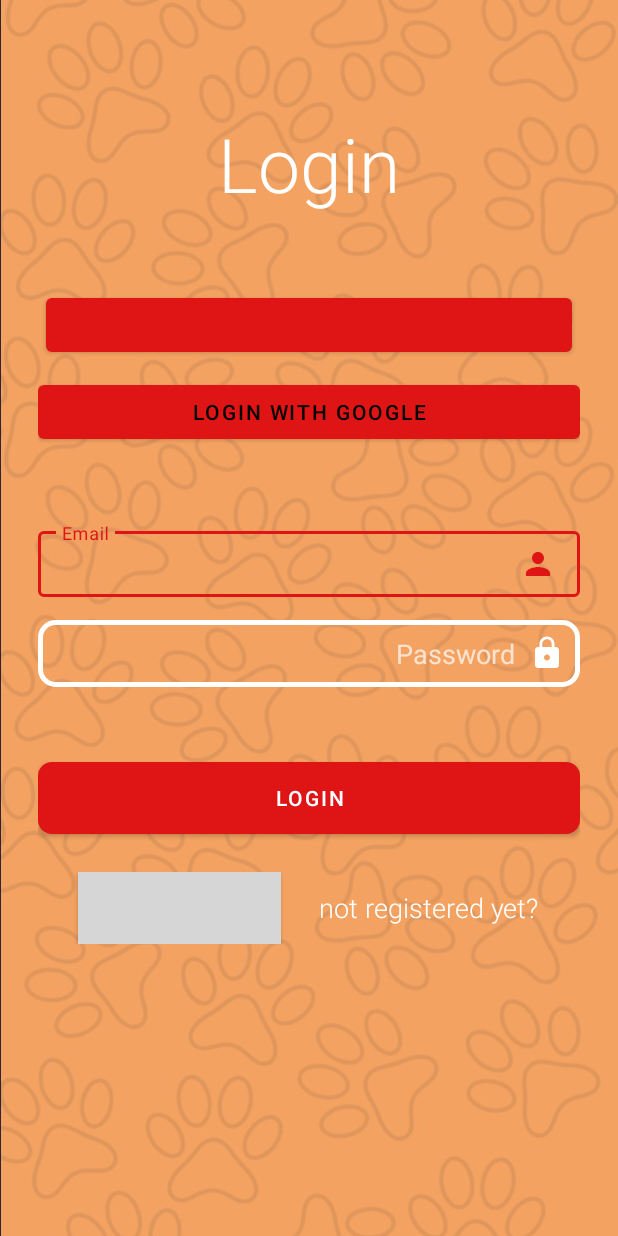
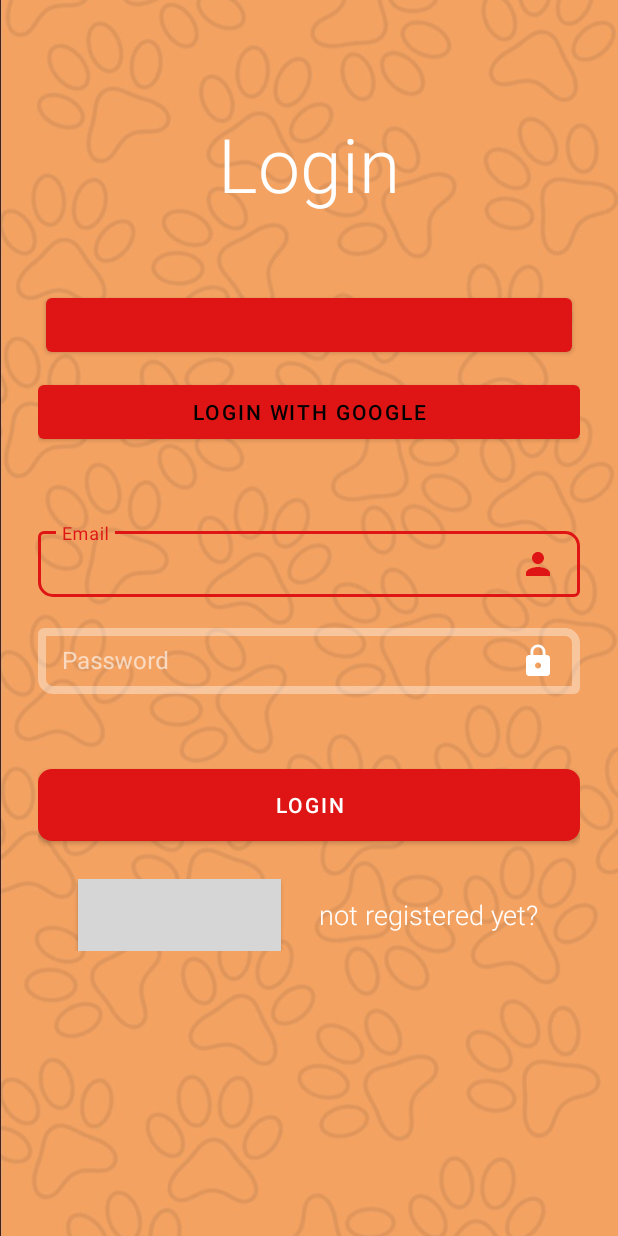
Before and after one commit to nir159/bardog, an Android app: the screen it shows after launch (LoginActivity), on a phone screen of 412 x 824 dp. Run offline under Robolectric (Android 15) with nearby library versions, the phone set to English and light mode, and no system bars; our stand-ins replace Firebase (no records; nobody signed in at launch, a user with empty details on screens opened directly); libraries missing offline, so code that uses them is left out: com.facebook, com.facebook.login; plain views replace GoogleSignInButton, LoginButton; 4 statements that could not run were skipped; grey boxes are pictures that could not be loaded.

Commit message:
new EditText style

```diff
--- a/Bardog/app/src/main/res/layout/activity_login.xml
+++ b/Bardog/app/src/main/res/layout/activity_login.xml
@@ -55,17 +55,19 @@
 
         <com.google.android.material.textfield.TextInputLayout
             style="@style/Widget.MaterialComponents.TextInputLayout.OutlinedBox"
-            app:boxStrokeColor="@color/colorPrimary"
+            app:boxStrokeWidth="5dp"
+            app:boxCornerRadiusBottomEnd="10dp"
+            app:boxCornerRadiusTopStart="10dp"
             android:id="@+id/emailInputLayout"
             android:layout_width="match_parent"
             android:layout_height="wrap_content"
-            android:layout_marginTop="50dp">
+            android:layout_marginTop="50dp"
+            android:hint="@string/login_email_input_hint">
 
             <com.google.android.material.textfield.TextInputEditText
                 android:id="@+id/email_edit_text"
                 android:layout_width="match_parent"
                 android:layout_height="wrap_content"
-                android:hint="@string/login_email_input_hint"
                 android:drawableStart="@drawable/custom_profile_icon"
                 android:drawablePadding="10dp"
                 android:padding="10dp"
@@ -74,19 +76,28 @@
 
         </com.google.android.material.textfield.TextInputLayout>
 
-        <EditText
-            android:id="@+id/password_edit_text"
+        <com.google.android.material.textfield.TextInputLayout
+            style="@style/Widget.MaterialComponents.TextInputLayout.OutlinedBox"
+            app:boxStrokeWidth="5dp"
+            app:boxCornerRadiusBottomEnd="10dp"
+            app:boxCornerRadiusTopStart="10dp"
+            android:id="@+id/passwordInputLayout"
             android:layout_width="match_parent"
             android:layout_height="wrap_content"
             android:layout_marginTop="15dp"
-            android:background="@drawable/custom_edittext_input"
-            android:drawableStart="@drawable/custom_password_icon"
-            android:drawablePadding="10dp"
-            android:padding="10dp"
-            android:ems="10"
-            android:textAlignment="viewStart"
-            android:inputType="textPassword"
-            android:hint="@string/login_password_input_hint" />
+            android:hint="@string/login_password_input_hint">
+
+            <com.google.android.material.textfield.TextInputEditText
+                android:id="@+id/password_edit_text"
+                android:layout_width="match_parent"
+                android:layout_height="wrap_content"
+                android:drawableStart="@drawable/custom_password_icon"
+                android:drawablePadding="10dp"
+                android:padding="10dp"
+                android:ems="10"
+                android:inputType="textPassword"/>
+
+        </com.google.android.material.textfield.TextInputLayout>
 
         <Button
             android:id="@+id/login_button"
```
